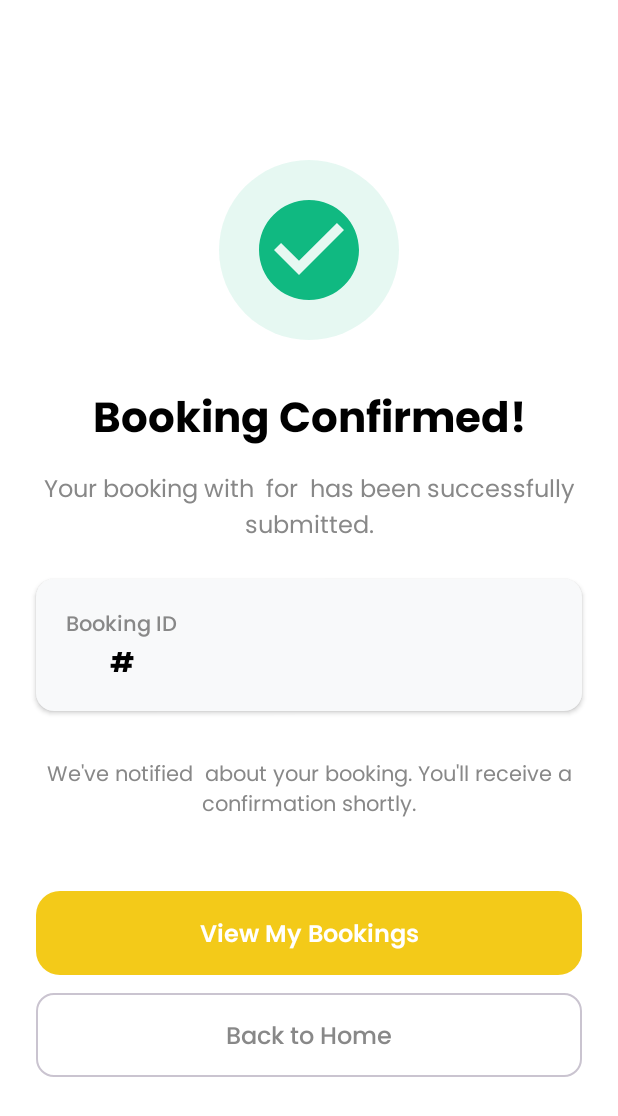
After one commit to Uni-DevNet/sevalk, an Android app built with Jetpack Compose: the composable BookingConfirmationScreen called with empty values, on a phone screen of 412 x 824 dp. The commit adds this screen. Shown: the top 1116 px of the screen. Run offline under Robolectric (Android 15) with nearby library versions, the phone set to English and light mode, and no system bars.

Commit message:
booking database

```diff
--- /dev/null
+++ b/app/src/main/java/com/sevalk/presentation/customer/booking/BookingConfirmationScreen.kt
@@ -0,0 +1,213 @@
+package com.sevalk.presentation.customer.booking
+
+import androidx.compose.foundation.background
+import androidx.compose.foundation.layout.*
+import androidx.compose.foundation.shape.CircleShape
+import androidx.compose.foundation.shape.RoundedCornerShape
+import androidx.compose.material.icons.Icons
+import androidx.compose.material.icons.filled.CheckCircle
+import androidx.compose.material3.*
+import androidx.compose.runtime.*
+import androidx.compose.ui.Alignment
+import androidx.compose.ui.Modifier
+import androidx.compose.ui.graphics.Color
+import androidx.compose.ui.text.font.FontWeight
+import androidx.compose.ui.text.style.TextAlign
+import androidx.compose.ui.tooling.preview.Preview
+import androidx.compose.ui.unit.dp
+import androidx.compose.ui.unit.sp
+import androidx.navigation.NavController
+import androidx.compose.ui.platform.LocalContext
+import com.sevalk.presentation.components.common.PrimaryButton
+import com.sevalk.ui.theme.S_YELLOW
+import com.sevalk.ui.theme.SevaLKTheme
+import kotlinx.coroutines.delay
+
+@Composable
+fun BookingConfirmationScreen(
+    navController: NavController,
+    bookingId: String,
+    providerName: String,
+    serviceName: String,
+    modifier: Modifier = Modifier
+) {
+    // Auto-navigate to home after 3 seconds
+    LaunchedEffect(Unit) {
+        delay(3000)
+        navController.navigate("home") {
+            popUpTo("booking_confirmation/$bookingId/$providerName/$serviceName") {
+                inclusive = true
+            }
+        }
+    }
+
+    Column(
+        modifier = modifier
+            .fillMaxSize()
+            .background(Color.White)
+            .padding(24.dp),
+        horizontalAlignment = Alignment.CenterHorizontally,
+        verticalArrangement = Arrangement.Center
+    ) {
+        // Success Icon
+        Box(
+            modifier = Modifier
+                .size(120.dp)
+                .background(Color(0xFF10B981).copy(alpha = 0.1f), CircleShape),
+            contentAlignment = Alignment.Center
+        ) {
+            Icon(
+                imageVector = Icons.Default.CheckCircle,
+                contentDescription = "Success",
+                tint = Color(0xFF10B981),
+                modifier = Modifier.size(80.dp)
+            )
+        }
+
+        Spacer(modifier = Modifier.height(32.dp))
+
+        // Success Title
+        Text(
+            text = "Booking Confirmed!",
+            fontSize = 28.sp,
+            fontWeight = FontWeight.Bold,
+            color = Color.Black,
+            textAlign = TextAlign.Center
+        )
+
+        Spacer(modifier = Modifier.height(16.dp))
+
+        // Success Message
+        Text(
+            text = "Your booking with $providerName for $serviceName has been successfully submitted.",
+            fontSize = 16.sp,
+            color = Color.Gray,
+            textAlign = TextAlign.Center,
+            lineHeight = 24.sp
+        )
+
+        Spacer(modifier = Modifier.height(24.dp))
+
+        // Booking ID Card
+        Card(
+            modifier = Modifier.fillMaxWidth(),
+            shape = RoundedCornerShape(12.dp),
+            colors = CardDefaults.cardColors(containerColor = Color(0xFFF8F9FA)),
+            elevation = CardDefaults.cardElevation(defaultElevation = 2.dp)
+        ) {
+            Column(
+                modifier = Modifier.padding(20.dp),
+                horizontalAlignment = Alignment.CenterHorizontally
+            ) {
+                Text(
+                    text = "Booking ID",
+                    fontSize = 14.sp,
+                    color = Color.Gray,
+                    fontWeight = FontWeight.Medium
+                )
+                Spacer(modifier = Modifier.height(4.dp))
+                Text(
+                    text = "#${bookingId.take(8).uppercase()}",
+                    fontSize = 18.sp,
+                    color = Color.Black,
+                    fontWeight = FontWeight.Bold
+                )
+            }
+        }
+
+        Spacer(modifier = Modifier.height(32.dp))
+
+        // Status Info
+        Text(
+            text = "We've notified $providerName about your booking. You'll receive a confirmation shortly.",
+            fontSize = 14.sp,
+            color = Color.Gray,
+            textAlign = TextAlign.Center,
+            lineHeight = 20.sp
+        )
+
+        Spacer(modifier = Modifier.height(48.dp))
+
+        // Action Buttons
+        Column(
+            modifier = Modifier.fillMaxWidth(),
+            verticalArrangement = Arrangement.spacedBy(12.dp)
+        ) {
+            PrimaryButton(
+                text = "View My Bookings",
+                onClick = {
+                    navController.navigate("home") {
+                        popUpTo("booking_confirmation/$bookingId/$providerName/$serviceName") {
+                            inclusive = true
+                        }
+                    }
+                    // Navigate to bookings tab in MainNavigation
+                },
+                backgroundColor = S_YELLOW,
+                foregroundColor = Color.White
+            )
+
+            OutlinedButton(
+                onClick = {
+                    navController.navigate("home") {
+                        popUpTo("booking_confirmation/$bookingId/$providerName/$serviceName") {
+                            inclusive = true
+                        }
+                    }
+                },
+                modifier = Modifier
+                    .fillMaxWidth()
+                    .height(56.dp),
+                shape = RoundedCornerShape(12.dp),
+                colors = ButtonDefaults.outlinedButtonColors(
+                    contentColor = Color.Gray
+                )
+            ) {
+                Text(
+                    text = "Back to Home",
+                    fontSize = 16.sp,
+                    fontWeight = FontWeight.Medium
+                )
+            }
+        }
+    }
+}
+
+@Preview
+@Composable
+fun BookingConfirmationScreenPreview() {
+    SevaLKTheme {
+        BookingConfirmationScreen(
+            navController = NavController(context = LocalContext.current),
+            bookingId = "booking123",
+            providerName = "Mike's Plumbing",
+            serviceName = "Plumbing Repair"
+        )
+    }
+}
+
+@Composable
+private fun BookingDetailRow(
+    label: String,
+    value: String,
+    modifier: Modifier = Modifier
+) {
+    Row(
+        modifier = modifier
+            .fillMaxWidth()
+            .padding(vertical = 4.dp),
+        horizontalArrangement = Arrangement.SpaceBetween
+    ) {
+        Text(
+            text = label,
+            fontSize = 14.sp,
+            color = Color.Gray
+        )
+        Text(
+            text = value,
+            fontSize = 14.sp,
+            color = Color.Black,
+            fontWeight = FontWeight.Medium
+        )
+    }
+}
--- a/app/src/main/java/com/sevalk/presentation/navigation/Screen.kt
+++ b/app/src/main/java/com/sevalk/presentation/navigation/Screen.kt
@@ -26,4 +26,8 @@ sealed class Screen(val route: String) {
     object BookingDetails : Screen("booking_details/{bookingId}") {
         fun createRoute(bookingId: String) = "booking_details/$bookingId"
     }
+    object BookingConfirmation : Screen("booking_confirmation/{bookingId}/{providerName}/{serviceName}") {
+        fun createRoute(bookingId: String, providerName: String, serviceName: String) =
+            "booking_confirmation/$bookingId/$providerName/$serviceName"
+    }
 }
```
Also changed, not shown: app/src/main/java/com/sevalk/data/repositories/BookingRepository.kt (added, +160 -0 lines), app/src/main/java/com/sevalk/di/RepositoryModule.kt (added, +20 -0 lines), app/src/main/java/com/sevalk/presentation/customer/booking/BookingScreen.kt (+46 -9 lines), app/src/main/java/com/sevalk/presentation/customer/booking/BookingViewModel.kt (+131 -1 lines), app/src/main/java/com/sevalk/presentation/navigation/SevaLKNavigation.kt (+27 -0 lines).
